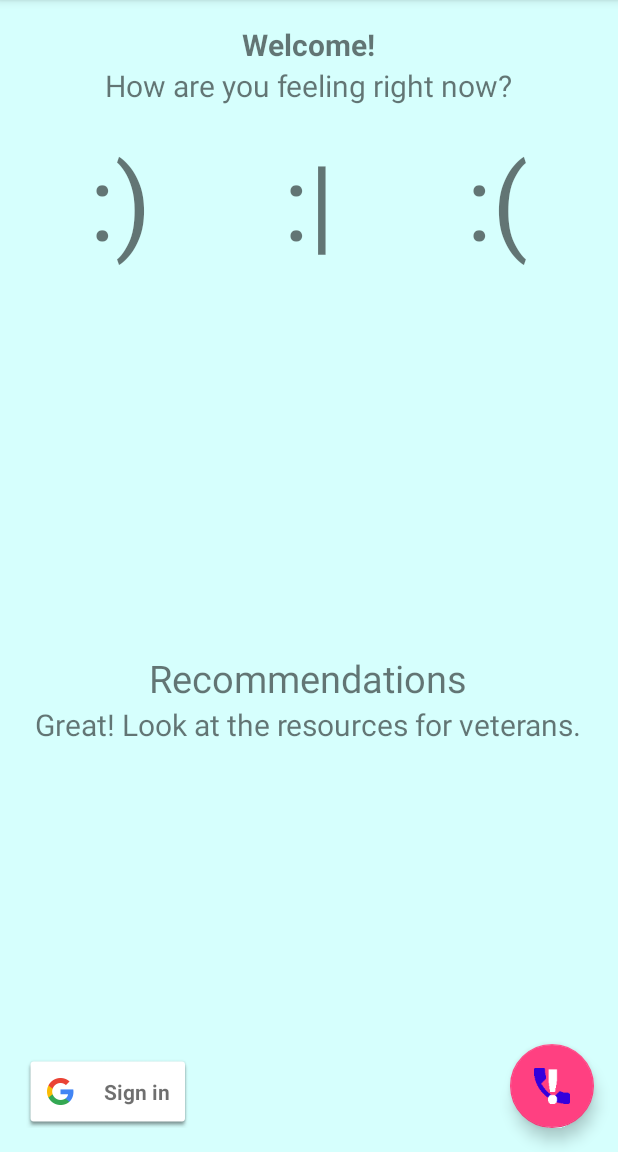
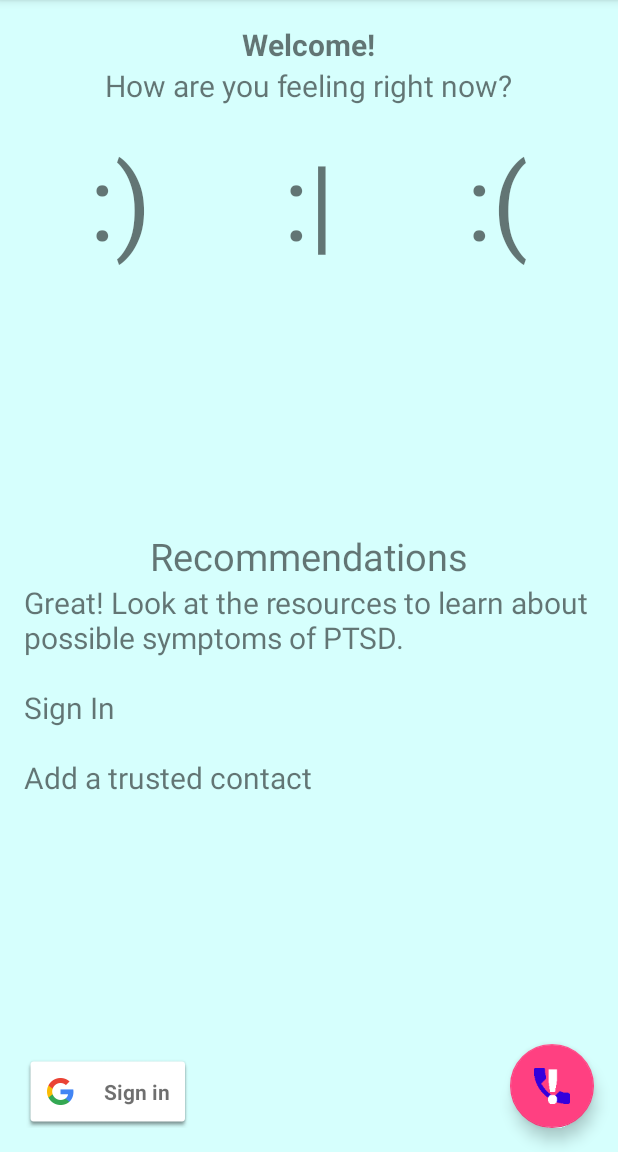
Before and after one commit to TylerCarberry/PTSD-Aid, an Android app: the screen it shows after launch (MainActivity), after a tap on ":)", on a phone screen of 412 x 824 dp, the part 84-1236 px from its top. Run offline under Robolectric (Android 15) with nearby library versions, the phone set to English and light mode, and no system bars; our stand-ins replace Volley.

Commit message:
Added dynamic recommendations
On MainFragment more recommendations are shown instead of just those
based on your emotion.

If you are not signed in it recommends that you do so. If you do not
have a trusted contact it recommends that you add one.

```diff
--- a/app/src/main/java/com/tytanapps/ptsd/MainFragment.java
+++ b/app/src/main/java/com/tytanapps/ptsd/MainFragment.java
@@ -4,6 +4,8 @@ import android.animation.Animator;
 import android.animation.AnimatorListenerAdapter;
 import android.app.Activity;
 import android.app.Fragment;
+import android.content.Context;
+import android.content.SharedPreferences;
 import android.net.Uri;
 import android.os.Bundle;
 import android.view.LayoutInflater;
@@ -114,6 +116,24 @@ public class MainFragment extends Fragment {
         }
     }
 
+    private String getRecommendations() {
+        String recommendations = "";
+
+        if(!isUserSignedIn())
+            recommendations += "Sign In\n\n";
+
+        String trustedContactPhone = getSharedPreferenceString(getString(R.string.pref_trusted_phone_key), "");
+        if(trustedContactPhone.equals(""))
+            recommendations += "Add a trusted contact\n\n";
+
+        return recommendations;
+    }
+
+    private String getSharedPreferenceString(String prefKey, String defaultValue) {
+        SharedPreferences sharedPref = getActivity().getPreferences(Context.MODE_PRIVATE);
+        return sharedPref.getString(prefKey, defaultValue);
+    }
+
     /**
      * Sign in to the user's Google Account
      */
@@ -139,8 +159,11 @@ public class MainFragment extends Fragment {
         LayoutInflater inflater = LayoutInflater.from(getActivity());
         RelativeLayout layout = (RelativeLayout) inflater.inflate(R.layout.emotion_result, null, false);
 
-        TextView recommendations = (TextView) layout.findViewById(R.id.recommendation_textview);
-        recommendations.setText("Take the stress test to determine if you suffer from PTSD");
+        String recommendations = "Take the PTSD test to determine if you suffer from PTSD\n\n";
+        recommendations += getRecommendations();
+
+        TextView recommendationsTextView = (TextView) layout.findViewById(R.id.recommendation_textview);
+        recommendationsTextView.setText(recommendations);
 
         animateInRecommendations(layout);
     }
@@ -149,8 +172,11 @@ public class MainFragment extends Fragment {
         LayoutInflater inflater = LayoutInflater.from(getActivity());
         RelativeLayout layout = (RelativeLayout) inflater.inflate(R.layout.emotion_result, null, false);
 
-        TextView recommendations = (TextView) layout.findViewById(R.id.recommendation_textview);
-        recommendations.setText("Great! Look at the resources for veterans.");
+        String recommendations = "Great! Look at the resources to learn about possible symptoms of PTSD.\n\n";
+        recommendations += getRecommendations();
+
+        TextView recommendationsTextView = (TextView) layout.findViewById(R.id.recommendation_textview);
+        recommendationsTextView.setText(recommendations);
 
         animateInRecommendations(layout);
     }
@@ -159,8 +185,11 @@ public class MainFragment extends Fragment {
         LayoutInflater inflater = LayoutInflater.from(getActivity());
         RelativeLayout layout = (RelativeLayout) inflater.inflate(R.layout.emotion_result, null, false);
 
-        TextView recommendations = (TextView) layout.findViewById(R.id.recommendation_textview);
-        recommendations.setText("Consider calling your trusted contact");
+        String recommendations = "Call your trusted contact\n\n";
+        recommendations += getRecommendations();
+
+        TextView recommendationsTextView = (TextView) layout.findViewById(R.id.recommendation_textview);
+        recommendationsTextView.setText(recommendations);
 
         animateInRecommendations(layout);
     }
```
